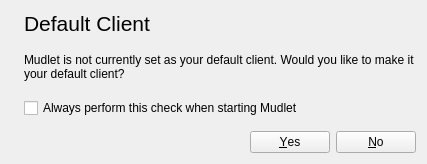
Qt form src/ui/check_default_client.ui (Mudlet/Mudlet) before a commit.
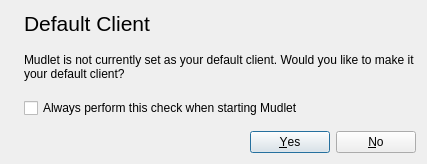
The same form after that commit. Icons and pictures are not drawn.

Commit message: Populatae dialog with correct buttons

```diff
--- a/src/ui/check_default_client.ui
+++ b/src/ui/check_default_client.ui
@@ -1,7 +1,7 @@
 <?xml version="1.0" encoding="UTF-8"?>
 <ui version="4.0">
  <class>check_default_client</class>
- <widget class="QWidget" name="check_default_client">
+ <widget class="QDialog" name="check_default_client">
   <property name="geometry">
    <rect>
     <x>0</x>
```
The commit also changes 2 other files.
